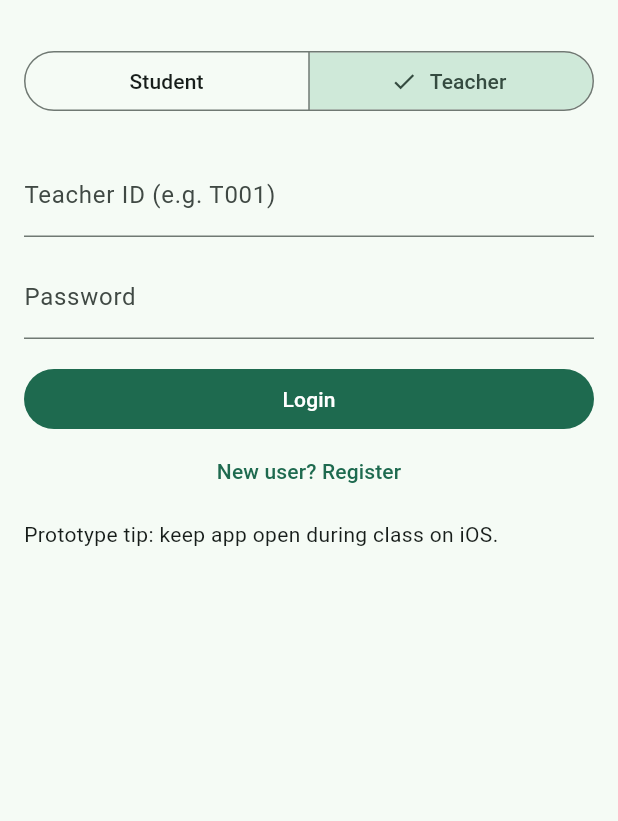
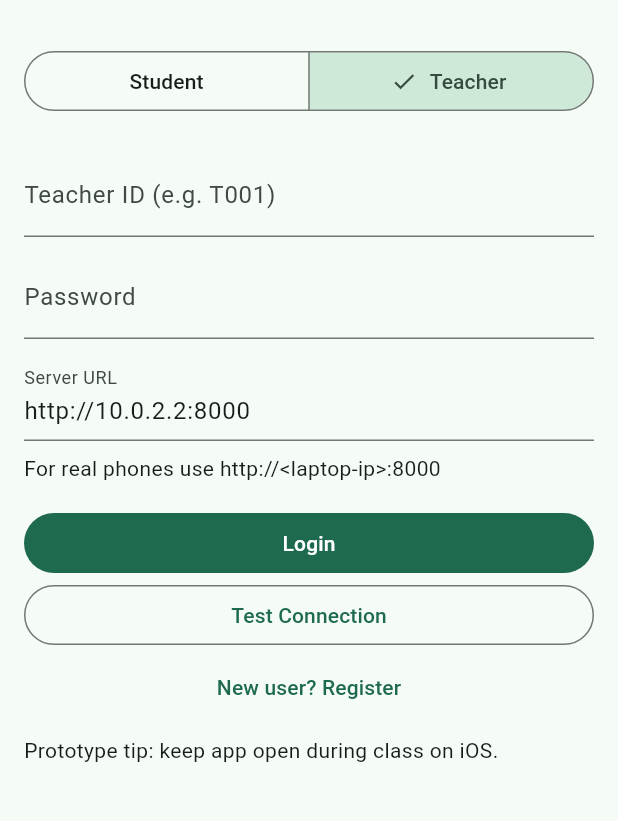
Before and after one commit to Smart-Attendance-Project/BLE_Attendance, a Flutter app: the screen it shows after launch, after a tap on "Teacher", on a phone screen of 412 x 824 dp, the part 63-884 px from its top. Run offline on Flutter 3.47's test engine with Material 3 defaults, Android fonts, the phone set to English and light mode, and no system bars; our stand-ins replace dio, flutter_secure_storage, local_auth, permission_handler; missing offline and left inert: flutter_ble_peripheral, flutter_reactive_ble; network calls fail.

Commit message:
Add runtime server URL configuration for mobile login

```diff
--- a/mobile/ble_attendance_mobile/lib/main.dart
+++ b/mobile/ble_attendance_mobile/lib/main.dart
@@ -12,6 +12,10 @@ import 'package:permission_handler/permission_handler.dart';
 const String kAdvertiseServiceUuid = '0000180D-0000-1000-8000-00805F9B34FB';
 const int kRssiThreshold = -80;
 const Duration kDetectionPostInterval = Duration(seconds: 10);
+const String kDefaultApiBaseUrl = String.fromEnvironment(
+  'API_BASE_URL',
+  defaultValue: 'http://10.0.2.2:8000',
+);
 
 void main() {
   runApp(const BleAttendanceApp());
@@ -46,17 +50,37 @@ class _LoginPageState extends State<LoginPage> {
   final _identifierCtrl = TextEditingController();
   final _passwordCtrl = TextEditingController();
   final _nameCtrl = TextEditingController();
+  final _serverUrlCtrl = TextEditingController();
   AppRole _role = AppRole.student;
   bool _isRegister = false;
   bool _loading = false;
+  bool _ready = false;
 
   final _api = ApiClient();
+
+  @override
+  void initState() {
+    super.initState();
+    _bootstrap();
+  }
+
+  Future<void> _bootstrap() async {
+    await _api.init();
+    _serverUrlCtrl.text = _api.baseUrl;
+    if (!mounted) {
+      return;
+    }
+    setState(() {
+      _ready = true;
+    });
+  }
 
   @override
   void dispose() {
     _identifierCtrl.dispose();
     _passwordCtrl.dispose();
     _nameCtrl.dispose();
+    _serverUrlCtrl.dispose();
     super.dispose();
   }
 
@@ -66,6 +90,8 @@ class _LoginPageState extends State<LoginPage> {
     });
 
     try {
+      await _api.setBaseUrl(_serverUrlCtrl.text);
+
       if (_isRegister) {
         await _api.register(
           fullName: _nameCtrl.text.trim(),
@@ -94,6 +120,35 @@ class _LoginPageState extends State<LoginPage> {
           MaterialPageRoute(builder: (_) => StudentPage(api: _api)),
         );
       }
+    } catch (error) {
+      if (!mounted) {
+        return;
+      }
+      ScaffoldMessenger.of(context).showSnackBar(
+        SnackBar(content: Text(_friendlyError(error))),
+      );
+    } finally {
+      if (mounted) {
+        setState(() {
+          _loading = false;
+        });
+      }
+    }
+  }
+
+  Future<void> _testConnection() async {
+    setState(() {
+      _loading = true;
+    });
+    try {
+      await _api.setBaseUrl(_serverUrlCtrl.text);
+      await _api.healthCheck();
+      if (!mounted) {
+        return;
+      }
+      ScaffoldMessenger.of(context).showSnackBar(
+        const SnackBar(content: Text('Server connection successful.')),
+      );
     } catch (error) {
       if (!mounted) {
         return;
@@ -151,10 +206,25 @@ class _LoginPageState extends State<LoginPage> {
               decoration: const InputDecoration(labelText: 'Password'),
               obscureText: true,
             ),
+            const SizedBox(height: 12),
+            TextField(
+              controller: _serverUrlCtrl,
+              keyboardType: TextInputType.url,
+              decoration: const InputDecoration(
+                labelText: 'Server URL',
+                hintText: 'http://192.168.1.10:8000',
+              ),
+            ),
+            const SizedBox(height: 8),
+            const Text('For real phones use http://<laptop-ip>:8000'),
             const SizedBox(height: 16),
             FilledButton(
-              onPressed: _loading ? null : _submit,
+              onPressed: _loading || !_ready ? null : _submit,
               child: Text(_loading ? 'Please wait...' : (_isRegister ? 'Register and Login' : 'Login')),
+            ),
+            OutlinedButton(
+              onPressed: _loading || !_ready ? null : _testConnection,
+              child: const Text('Test Connection'),
             ),
             TextButton(
               onPressed: _loading
@@ -575,13 +645,36 @@ class ApiClient {
 
   final Dio _dio = Dio(
     BaseOptions(
-      baseUrl: const String.fromEnvironment('API_BASE_URL', defaultValue: 'http://10.0.2.2:8000'),
+      baseUrl: kDefaultApiBaseUrl,
       connectTimeout: const Duration(seconds: 8),
       receiveTimeout: const Duration(seconds: 8),
     ),
   );
 
   final FlutterSecureStorage _storage = const FlutterSecureStorage();
+  String _baseUrl = kDefaultApiBaseUrl;
+
+  String get baseUrl => _baseUrl;
+
+  Future<void> init() async {
+    final saved = await _storage.read(key: 'api_base_url');
+    if (saved != null && saved.trim().isNotEmpty) {
+      final normalized = _normalizeBaseUrl(saved);
+      _baseUrl = normalized;
+      _dio.options.baseUrl = normalized;
+    }
+  }
+
+  Future<void> setBaseUrl(String input) async {
+    final normalized = _normalizeBaseUrl(input);
+    _baseUrl = normalized;
+    _dio.options.baseUrl = normalized;
+    await _storage.write(key: 'api_base_url', value: normalized);
+  }
+
+  Future<void> healthCheck() async {
+    await _dio.get('/health');
+  }
 
   Future<void> saveToken(String token) async {
     await _storage.write(key: 'token', value: token);
@@ -702,6 +795,11 @@ String _friendlyError(Object error) {
   if (error is DioException) {
     final status = error.response?.statusCode;
     final data = error.response?.data;
+    if (error.type == DioExceptionType.connectionTimeout ||
+        error.type == DioExceptionType.receiveTimeout ||
+        error.type == DioExceptionType.connectionError) {
+      return 'Cannot reach server. Check Server URL and Wi-Fi.';
+    }
     if (data is Map && data['detail'] != null) {
       return '${data['detail']} (HTTP ${status ?? '-'})';
     }
@@ -709,3 +807,21 @@ String _friendlyError(Object error) {
   }
   return error.toString();
 }
+
+String _normalizeBaseUrl(String input) {
+  final raw = input.trim();
+  if (raw.isEmpty) {
+    throw Exception('Server URL is required.');
+  }
+
+  final withScheme = raw.startsWith('http://') || raw.startsWith('https://')
+      ? raw
+      : 'http://$raw';
+
+  final uri = Uri.tryParse(withScheme);
+  if (uri == null || uri.host.isEmpty) {
+    throw Exception('Enter a valid server URL.');
+  }
+
+  return withScheme.endsWith('/') ? withScheme.substring(0, withScheme.length - 1) : withScheme;
+}
```
Also changed, not shown: 1 other file.
